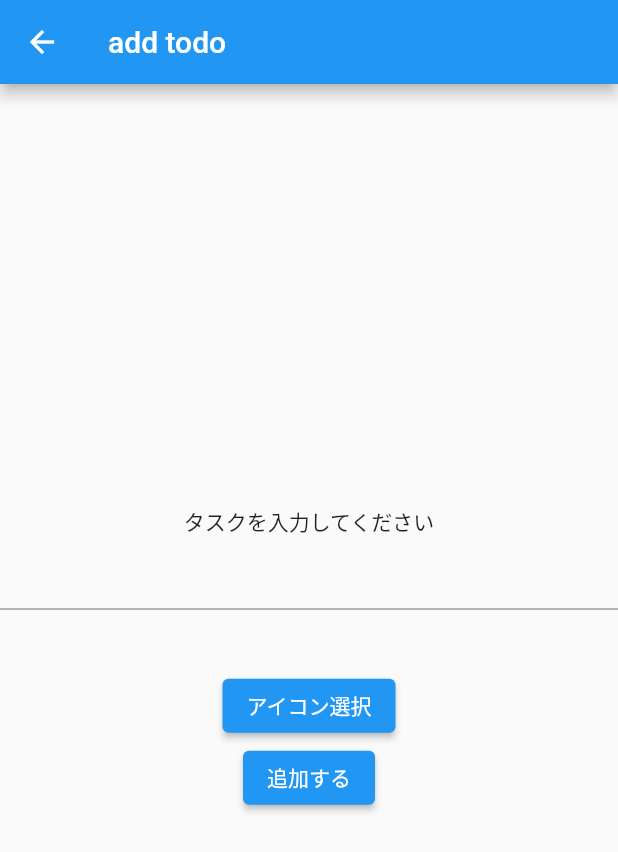
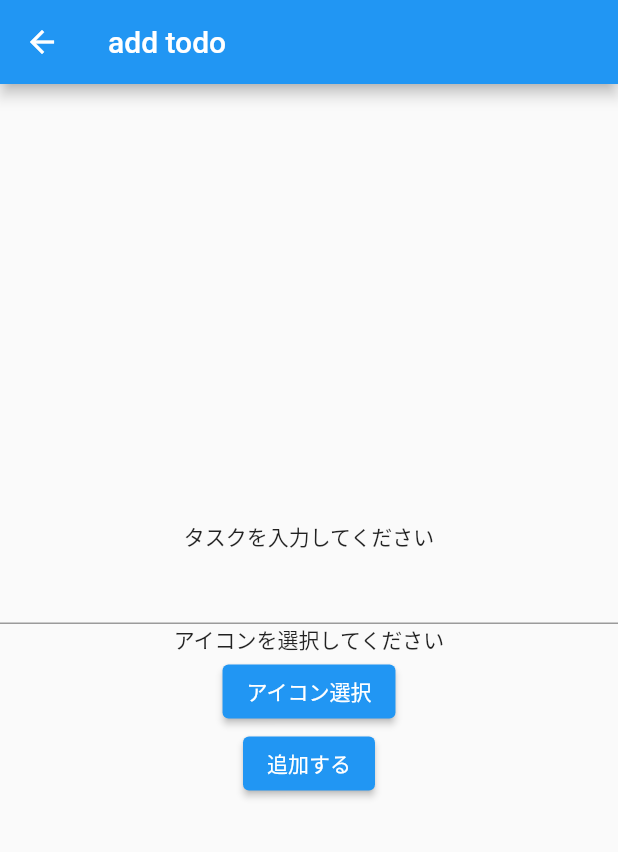
Before and after one commit to murakamiren/flutter-todo, a Flutter app: the screen it shows after launch, after a tap on the "add" icon, on a phone screen of 412 x 824 dp. Shown: the top 852 px of the screen. Run offline on Flutter 3.47's test engine with Material 2 defaults, Android fonts, the phone set to English and light mode, and no system bars; missing offline and left inert: flutter_iconpicker.

Commit message:
do not add todo when title or icon is null

```diff
--- a/lib/pages/addTodoPage.dart
+++ b/lib/pages/addTodoPage.dart
@@ -38,17 +38,23 @@ class _AddTodoPageState extends State<AddTodoPage> {
             TextField(
               onChanged: (String text) => _title = text,
             ),
-            Icon(
-              _icon,
-              size: 40,
-            ),
+            _icon == null
+                ? const Text("アイコンを選択してください")
+                : Icon(
+                    _icon,
+                    size: 40,
+                  ),
             ElevatedButton(
               onPressed: () => _pickIcon(),
               child: const Text("アイコン選択"),
             ),
             ElevatedButton(
-                onPressed: () =>
-                    Navigator.pop(context, TodoClass(_title, _icon)),
+                onPressed: () => {
+                      if (_icon != null && _title != "")
+                        {
+                          Navigator.pop(context, TodoClass(_title, _icon!)),
+                        }
+                    },
                 child: const Text("追加する"))
           ],
         ),
--- a/lib/pages/homePage.dart
+++ b/lib/pages/homePage.dart
@@ -5,7 +5,7 @@ import 'package:flutter_todo/pages/addTodoPage.dart';
 
 class TodoClass {
   String title;
-  IconData? icon;
+  IconData icon;
 
   TodoClass(this.title, this.icon);
 }
```
